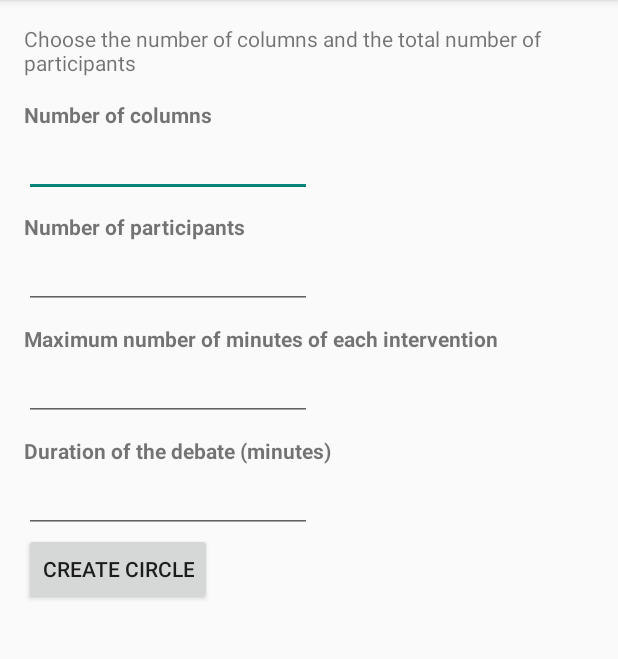
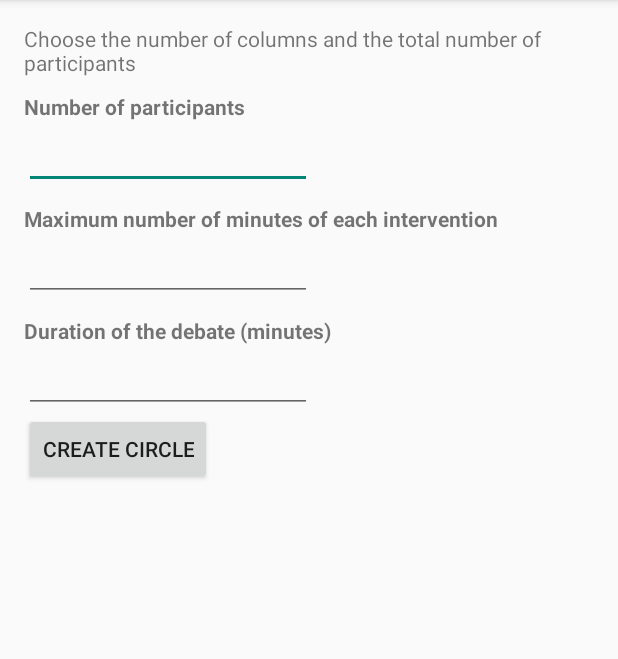
Before and after one commit to alvarosantisteban/moderation15m, an Android app: the screen it shows after launch (MainActivity), after a tap on "CREATE CIRCLE", on a phone screen of 412 x 824 dp, the part 84-743 px from its top. Run offline under Robolectric (Android 15) with nearby library versions, the light colour scheme and no system bars.

Commit message:
Calculate automatically the number of columns.

```diff
--- a/app/src/main/java/com/alvarosantisteban/moderacion15m/MainActivity.java
+++ b/app/src/main/java/com/alvarosantisteban/moderacion15m/MainActivity.java
@@ -22,9 +22,10 @@ public class MainActivity extends Activity {
 
     // Minimum number of accepted columns
     public static final int MIN_NUM_COLUMNS = 2;
+    private static final int MIN_NUM_PARTICIPANTS = 4;
 
-    EditText mEditTextColumns;
-    EditText mEditTextTotal;
+    //EditText mEditTextColumns;
+    EditText mEditTextNumParticipants;
     EditText mEditTextMaxNumSecsIntervention;
     EditText mEditTextTotalTimeDebate;
 
@@ -33,8 +34,8 @@ public class MainActivity extends Activity {
         super.onCreate(savedInstanceState);
         setContentView(R.layout.activity_main);
 
-        mEditTextColumns = (EditText)findViewById(R.id.main_textedit_num_columns);
-        mEditTextTotal = (EditText) findViewById(R.id.main_textedit_total_num_participants);
+        //mEditTextColumns = (EditText)findViewById(R.id.main_textedit_num_columns);
+        mEditTextNumParticipants = (EditText) findViewById(R.id.main_textedit_total_num_participants);
         mEditTextMaxNumSecsIntervention = (EditText) findViewById(R.id.main_textEdit_maximum_time_intervention);
         mEditTextTotalTimeDebate = (EditText) findViewById(R.id.main_textEdit_total_time_debate);
     }
@@ -44,17 +45,17 @@ public class MainActivity extends Activity {
      * @param v the clicked View
      */
     public void createCircle(View v) {
-        int numColumns = getIntFromEditText(mEditTextColumns);
-        int numParticipants = getIntFromEditText(mEditTextTotal);
+        //int numColumns = getIntFromEditText(mEditTextColumns);
+        int numParticipants = getIntFromEditText(mEditTextNumParticipants);
         int maxNumSecondsIntervention = getIntFromEditText(mEditTextMaxNumSecsIntervention) * 60;
         int totalTimeDebate = getIntFromEditText(mEditTextTotalTimeDebate) * 60;
 
-        if (areParamsCorrect(numColumns, numParticipants)){
+        if (areParamsCorrect(numParticipants)){
             // Create the intent
             Intent goToModerationIntent = new Intent(this, ModerationActivity.class);
 
             // Put the extras
-            goToModerationIntent.putExtra(Constants.EXTRA_NUM_COLUMNS, numColumns);
+            //goToModerationIntent.putExtra(Constants.EXTRA_NUM_COLUMNS, numColumns);
             goToModerationIntent.putExtra(Constants.EXTRA_NUM_PARTICIPANTS, numParticipants);
             if(maxNumSecondsIntervention > 0){
                 goToModerationIntent.putExtra(Constants.EXTRA_MAX_NUM_SEC_PARTICIPATION, maxNumSecondsIntervention);
@@ -104,19 +105,34 @@ public class MainActivity extends Activity {
         return false;
     }
 
+    /**
+     * Checks the validity of the parameters.
+     * The parameters are considered correct if:
+     * - The number of participants is at least greater than three
+     *
+     * @param numParticipants the number of participants
+     * @return true if the params are correct, false otherwise.
+     */
+    private boolean areParamsCorrect(int numParticipants) {
+        if (numParticipants >= MIN_NUM_PARTICIPANTS) {
+            return true;
+        }
+        return false;
+    }
+
     @Override
     protected void onResume(){
         super.onResume();
 
         // Make the softkeyboard appear and focuss it on the columns EditText
-        mEditTextColumns.requestFocus();
-        mEditTextColumns.postDelayed(new Runnable() {
+        mEditTextNumParticipants.requestFocus();
+        mEditTextNumParticipants.postDelayed(new Runnable() {
 
             @Override
             public void run() {
                 InputMethodManager keyboard = (InputMethodManager)
                         getSystemService(Context.INPUT_METHOD_SERVICE);
-                keyboard.showSoftInput(mEditTextColumns, 0);
+                keyboard.showSoftInput(mEditTextNumParticipants, 0);
             }
         }, 200);
     }
--- a/app/src/main/java/com/alvarosantisteban/moderacion15m/ModerationActivity.java
+++ b/app/src/main/java/com/alvarosantisteban/moderacion15m/ModerationActivity.java
@@ -49,6 +49,7 @@ public class ModerationActivity extends FragmentActivity implements ParticipantS
     private static final int DEVICE_VIBRATION_IN_MILLISECONDS = 2000;
     private static final int PARTICIPANT_INTERVENTION_TIMER = 0;
     private static final int DEBATE_TOTAL_TIME_TIMER = 1;
+    private static final int MAX_NUM_PARTICIPANTS_TO_ADD_EXTRA_COLUMN = 28;
 
     // The table layout with the views of the participants
     TableLayout tableLayoutOfParticipants;
@@ -94,10 +95,15 @@ public class ModerationActivity extends FragmentActivity implements ParticipantS
 
         // Get the intent to obtain its extras
         Intent intentFromMain = getIntent();
-        mNumColumns = intentFromMain.getIntExtra(Constants.EXTRA_NUM_COLUMNS, 0);
+        //mNumColumns = intentFromMain.getIntExtra(Constants.EXTRA_NUM_COLUMNS, 0);
         mNumParticipants = intentFromMain.getIntExtra(Constants.EXTRA_NUM_PARTICIPANTS, 0);
         mParticipantTimeLimit = intentFromMain.getIntExtra(Constants.EXTRA_MAX_NUM_SEC_PARTICIPATION, DEFAULT_MAX_NUM_SEC_PARTICIPATION);
         mDebateTimeLimit = intentFromMain.getIntExtra(Constants.EXTRA_TOTAL_TIME_DEBATE_SECS, DEFAULT_MAX_NUM_SEC_DEBATE);
+
+        // Add or subtract one column to make it look better
+        mNumColumns = mNumParticipants < MAX_NUM_PARTICIPANTS_TO_ADD_EXTRA_COLUMN ?
+                (mNumParticipants / 4) + 1 :
+                (mNumParticipants / 4) - 1;
 
         // Calculate the number of needed rows
         int numRows = calculateNumOfRows(mNumColumns, mNumParticipants);
--- a/app/src/main/res/layout/activity_main.xml
+++ b/app/src/main/res/layout/activity_main.xml
@@ -16,32 +16,12 @@
     android:id="@+id/textView" />
 
   <TextView
-    android:text="@string/main_num_columns"
-    android:textStyle="bold"
-    android:layout_width="wrap_content"
-    android:layout_height="wrap_content"
-    android:paddingTop="@dimen/main_paddingTop_configuration"
-    android:layout_below="@+id/textView"
-    android:layout_alignLeft="@+id/main_textedit_num_columns"
-    android:id="@+id/main_num_columns" />
-
-  <EditText
-    android:id="@+id/main_textedit_num_columns"
-    android:layout_width="wrap_content"
-    android:layout_height="wrap_content"
-    android:inputType="number"
-    android:ems="@integer/main_editText_number_size"
-    android:layout_below="@+id/main_num_columns"
-    android:layout_alignParentLeft="true"
-    android:layout_alignParentStart="true" />
-
-  <TextView
     android:text="@string/main_num_participants"
     android:textStyle="bold"
     android:layout_width="wrap_content"
     android:layout_height="wrap_content"
     android:paddingTop="@dimen/main_paddingTop_between_elements"
-    android:layout_below="@+id/main_textedit_num_columns"
+    android:layout_below="@+id/textView"
     android:layout_alignLeft="@+id/main_textedit_total_num_participants"
     android:id="@+id/main_num_participants" />
 
--- a/app/src/main/res/values/strings.xml
+++ b/app/src/main/res/values/strings.xml
@@ -10,7 +10,7 @@
     <string name="main_num_columns">Number of columns</string>
     <string name="main_num_participants">Number of participants</string>
     <string name="main_button_create">Create circle</string>
-    <string name="main_activity_incorrect_params">The circle could not be created because the parameters are incorrect</string>
+    <string name="main_activity_incorrect_params">The circle could not be created because the minimum number of participants is four</string>
     <string name="main_maximum_time_intervention">Maximum number of minutes of each intervention</string>
     <string name="main_total_time_debate">Duration of the debate (minutes)</string>
 
```
